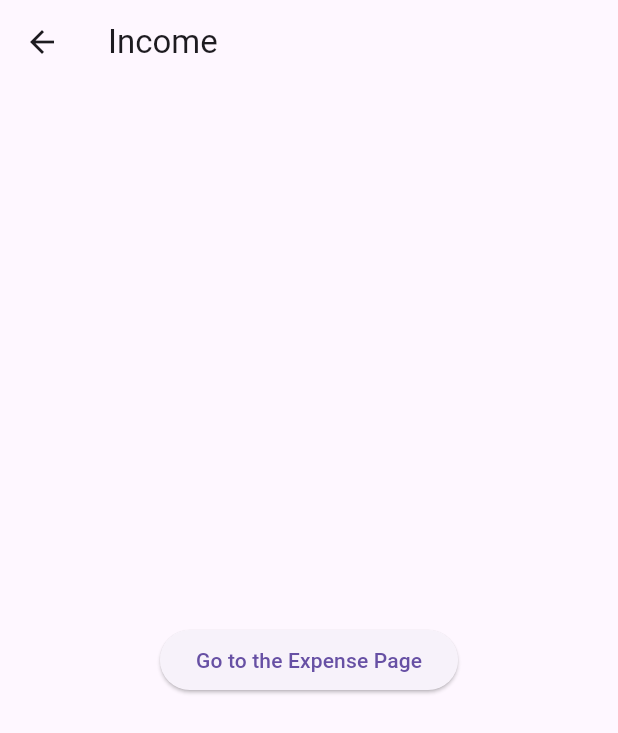
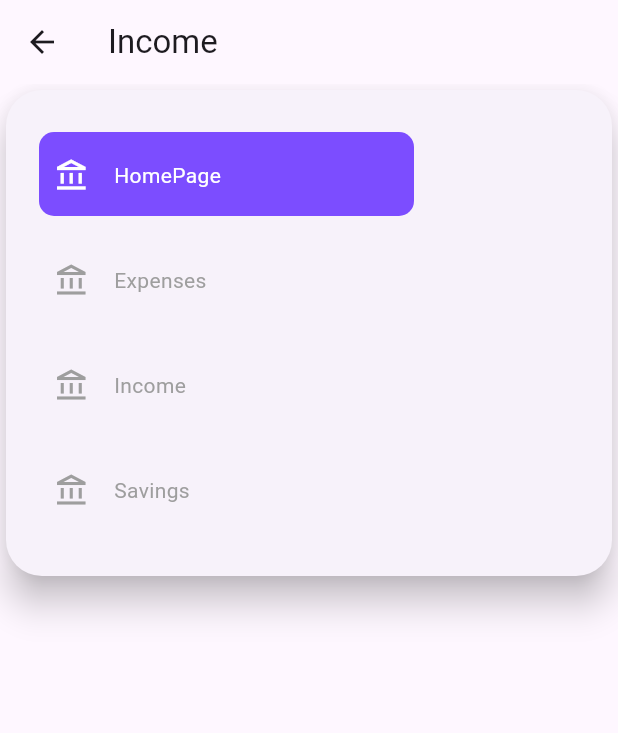
Before and after one commit to antonioIannotta/PersonalFinance, a Flutter app: the Income screen opened by its route, on a phone screen of 412 x 824 dp. Shown: the top 733 px of the screen. Run offline on Flutter 3.47's test engine with Material 3 defaults, Android fonts, the phone set to English and light mode, and no system bars; missing offline and left inert: dart:ffi, mongo_dart.

Commit message:
feat: menu added

```diff
--- a/lib/widgets/income.dart
+++ b/lib/widgets/income.dart
@@ -1,4 +1,6 @@
 import 'package:flutter/material.dart';
+
+import 'menu.dart';
 
 class Income extends StatelessWidget {
   const Income({super.key});
@@ -7,13 +9,11 @@ class Income extends StatelessWidget {
   Widget build(BuildContext context) {
     return Scaffold(
       appBar: AppBar(title: const Text("Income")),
-      body: Center(
-        child: ElevatedButton(
-          onPressed: () {
-            // Navigate to the second screen using a named route.
-            Navigator.pushNamed(context, '/expenses');
-          },
-        child: const Text("Go to the Expense Page")
+      body: const Center(
+        child: Column(
+         children: [
+           AnimatedMenuButton()
+            ]
         )
       )
     );
--- /dev/null
+++ b/lib/widgets/menu.dart
@@ -0,0 +1,145 @@
+import 'package:flutter/material.dart';
+
+class AnimatedMenuButton extends StatefulWidget {
+  const AnimatedMenuButton({super.key});
+
+  @override
+  State<AnimatedMenuButton> createState() => _AnimatedMenuButtonState();
+}
+
+class _AnimatedMenuButtonState extends State<AnimatedMenuButton> {
+  int selectedIndex = 0;
+
+  @override
+  Widget build(BuildContext context) {
+    return Center(
+      child: Card(
+        elevation: 10,
+        shape: RoundedRectangleBorder(
+          borderRadius: BorderRadius.circular(24),
+        ),
+        child: Padding(
+          padding: const EdgeInsets.all(22),
+
+          /// Using The Stack Below the Menu
+          child: Stack(
+            children: [
+              AnimatedPositioned(
+                top: 6 + selectedIndex * 80,
+                duration: const Duration(
+                  milliseconds: 500,
+                ),
+                curve: Curves.elasticOut,
+                child: Container(
+                  height: 56,
+                  width: 250,
+                  decoration: BoxDecoration(
+                      borderRadius: BorderRadius.circular(10),
+                      color: Colors.deepPurpleAccent),
+                ),
+              ),
+              Column(
+                mainAxisSize: MainAxisSize.min,
+                children: [
+                  NavigationItem(
+                    isSelected: selectedIndex == 0,
+                    onClick: () {
+                      setState(() {
+                        selectedIndex = 0;
+                      });
+                    Navigator.pushNamed(context, '/');},
+                  navigationItemText: "HomePage"),
+                  NavigationItem(
+                    isSelected: selectedIndex == 1,
+                    onClick: () {
+                      setState(() {
+                        selectedIndex = 1;
+                      });
+                    Navigator.pushNamed(context, '/expenses');},
+                    navigationItemText: 'Expenses',
+                  ),
+                  NavigationItem(
+                    isSelected: selectedIndex == 2,
+                    onClick: () {
+                      setState(() {
+                        selectedIndex = 2;
+                      });
+                    Navigator.pushNamed(context, '/income');},
+                  navigationItemText: "Income"),
+                  NavigationItem(
+                    isSelected: selectedIndex == 3,
+                    onClick: () {
+                      setState(() {
+                        selectedIndex = 3;
+                      });
+                    Navigator.pushNamed(context, '/savings');},
+                  navigationItemText: "Savings")
+                ],
+              )
+            ],
+          ),
+        ),
+      ),
+    );
+  }
+}
+
+class NavigationItem extends StatelessWidget {
+  final bool isSelected;
+  final Function()? onClick;
+  final String navigationItemText;
+
+  const NavigationItem({super.key, this.isSelected = false, this.onClick,
+  required this.navigationItemText});
+
+  @override
+  Widget build(BuildContext context) {
+    return Padding(
+      padding: const EdgeInsets.all(10),
+      child: InkWell(
+        onTap: onClick,
+        borderRadius: BorderRadius.circular(16),
+        child: SizedBox(
+          height: 50,
+          child: Row(
+            crossAxisAlignment: CrossAxisAlignment.center,
+            mainAxisAlignment: MainAxisAlignment.start,
+            mainAxisSize: MainAxisSize.min,
+            children: [
+              TweenAnimationBuilder(
+                  tween: ColorTween(
+                    begin: isSelected ? Colors.grey : Colors.white,
+                    end: isSelected ? Colors.white : Colors.grey,
+                  ),
+                  duration: const Duration(milliseconds: 100),
+                  builder: (context, value, _) => Icon(
+                        Icons.account_balance_outlined,
+                        color: value as Color,
+                      )),
+              const SizedBox(
+                width: 16,
+              ),
+
+              /// Same Following
+              Expanded(
+                child: TweenAnimationBuilder(
+                    tween: ColorTween(
+                      begin: isSelected ? Colors.grey : Colors.white,
+                      end: isSelected ? Colors.white : Colors.grey,
+                    ),
+                    duration: const Duration(milliseconds: 100),
+                    builder: (context, value, _) => Text(
+                          navigationItemText,
+                          style: Theme.of(context)
+                              .textTheme
+                              .bodyMedium
+                              ?.copyWith(color: value as Color),
+                        )),
+              )
+            ],
+          ),
+        ),
+      ),
+    );
+  }
+}
```
Also changed, not shown: lib/widgets/expense.dart (+7 -7 lines), lib/widgets/home_page.dart (+7 -8 lines), lib/widgets/savings.dart (+7 -7 lines).
